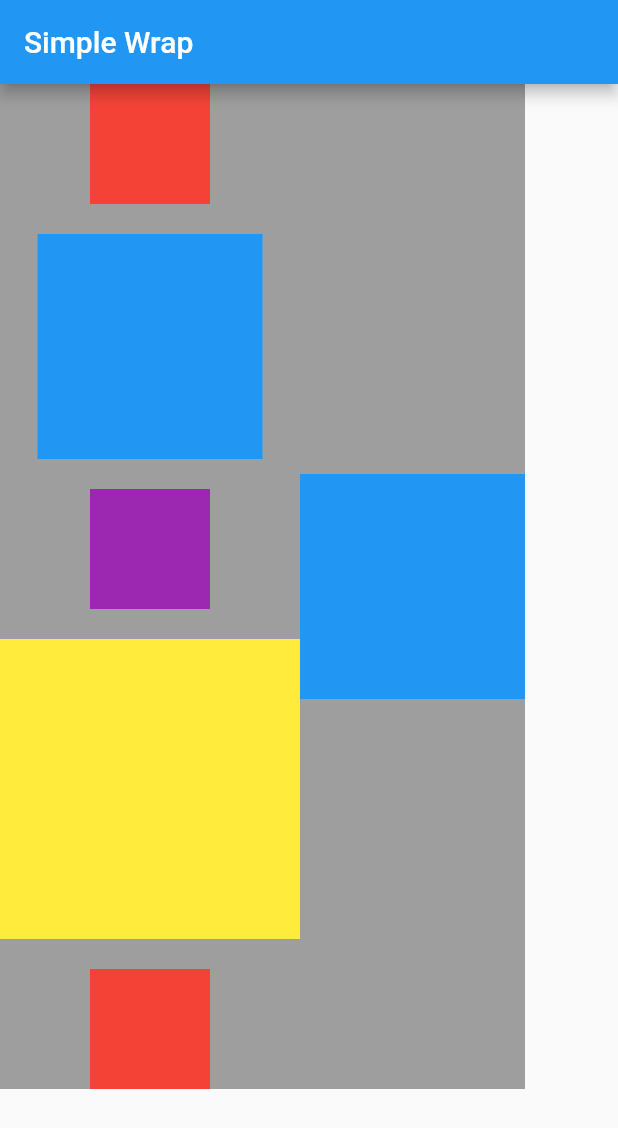
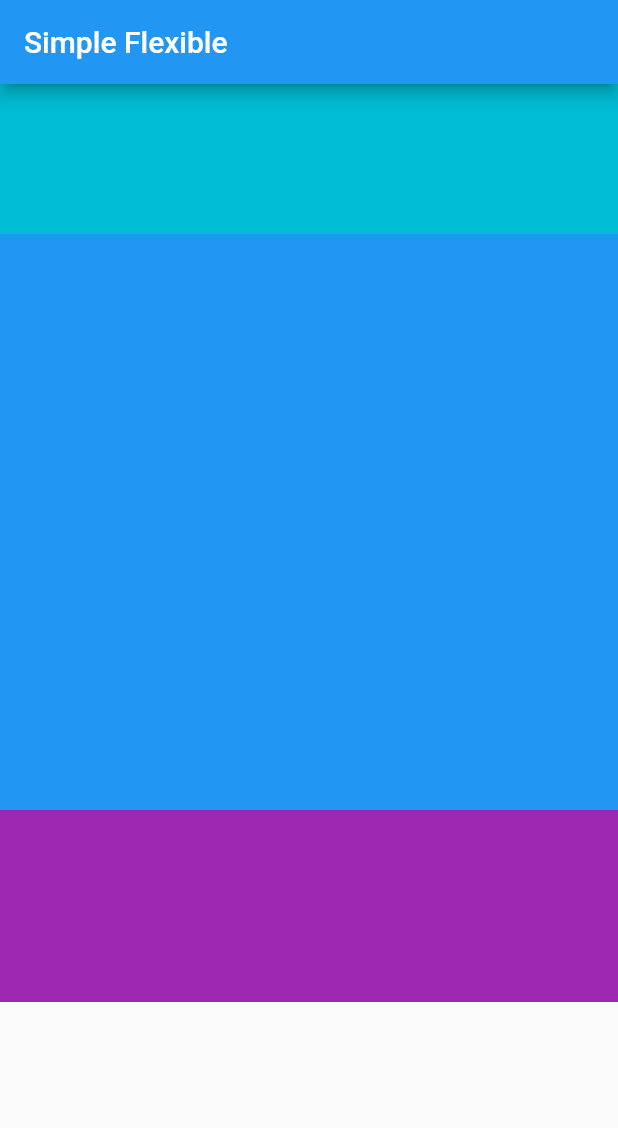
Before and after one commit to rockar06/Flutter-Basics, a Flutter app: the screen it shows after launch, on a phone screen of 412 x 824 dp. Shown: the top 1128 px of the screen. Run offline on Flutter 3.47's test engine with Material 2 defaults, Android fonts, the phone set to English and light mode, and no system bars.

Commit message:
Add example of Flexible usage

```diff
--- a/lib/main.dart
+++ b/lib/main.dart
@@ -1,5 +1,5 @@
 import 'package:flutter/material.dart';
-import 'package:fluttercourse/widgets/wrap/simple_wrap.dart';
+import 'package:fluttercourse/widgets/flexible/simple_flexible.dart';
 
 void main() {
   runApp(MyApp());
@@ -16,7 +16,7 @@ class MyApp extends StatelessWidget {
         visualDensity: VisualDensity.adaptivePlatformDensity,
       ),
       //home: MyHomePage(title: 'Flutter Demo Home Page'),
-      home: SimpleWrap(),
+      home: SimpleFlexible(),
     );
   }
 }
--- /dev/null
+++ b/lib/widgets/flexible/simple_flexible.dart
@@ -0,0 +1,35 @@
+import 'package:flutter/material.dart';
+import 'package:fluttercourse/common/custom_scaffold.dart';
+
+class SimpleFlexible extends StatelessWidget {
+  @override
+  Widget build(BuildContext context) {
+    return CustomScaffold(
+      title: "Simple Flexible",
+      body: Column(
+        children: [
+          Flexible(
+            flex: 2,
+            fit: FlexFit.loose,
+            child: Container(
+              height: 100.0,
+              color: Colors.cyan,
+            ),
+          ),
+          Flexible(
+            flex: 3,
+            child: Container(
+              color: Colors.blue,
+            ),
+          ),
+          Flexible(
+            flex: 1,
+            child: Container(
+              color: Colors.purple,
+            ),
+          ),
+        ],
+      ),
+    );
+  }
+}
```
